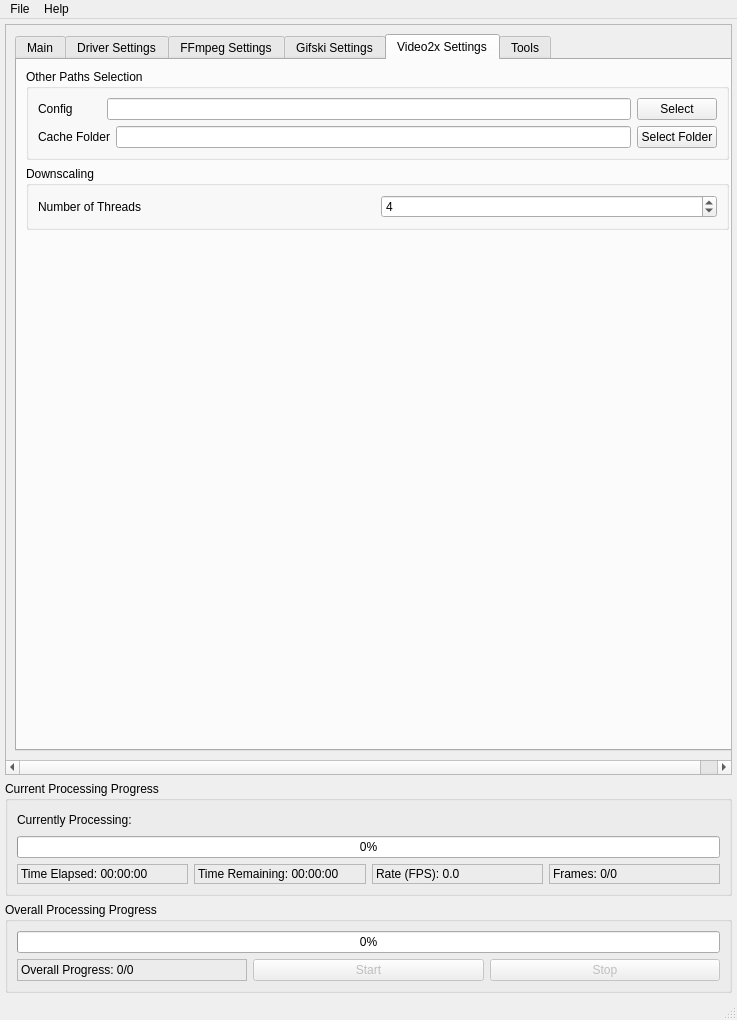
First picture: the form in src/video2x_gui.ui, repository k4yt3x/video2x, before the edit.
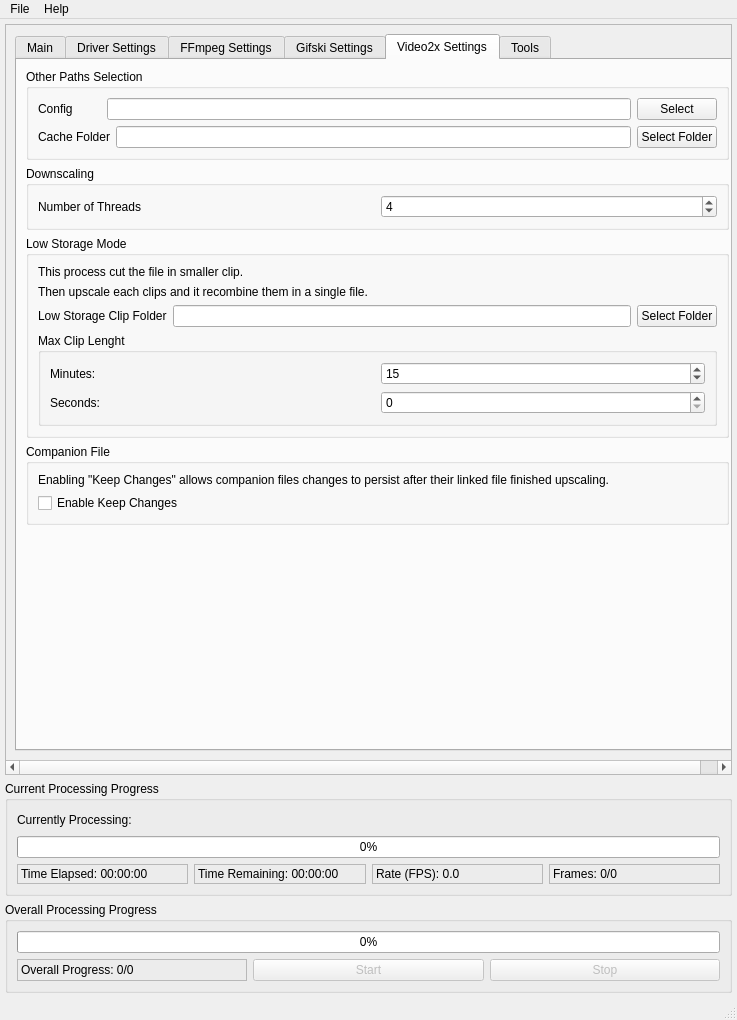
Second picture: the form after the edit. The open tabs and pages were chosen to show the change.

Patch:
```diff
--- a/src/video2x_gui.ui
+++ b/src/video2x_gui.ui
@@ -2700,6 +2700,142 @@
              </layout>
             </widget>
             </item>
+            <item>
+             <widget class="QGroupBox" name="video2xLowStorageGroupBox">
+              <property name="title">
+               <string>Low Storage Mode</string>
+              </property>
+              <layout class="QVBoxLayout" name="video2xLowStorageVericalLayout">
+               <item>
+                <widget class="QLabel" name="video2xLowStorageLabel">
+                 <property name="text">
+                  <string>This process cut the file in smaller clip.</string>
+                 </property>
+                </widget>
+               </item>
+               <item>
+                <widget class="QLabel" name="video2xLowStorageSubLabel">
+                 <property name="text">
+                  <string>Then upscale each clips and it recombine them in a single file.</string>
+                 </property>
+                </widget>
+               </item>
+               <item>
+                <layout class="QHBoxLayout" name="video2xLSFolderLayout">
+                 <item>
+                  <widget class="QLabel" name="video2xLSFolderLabel">
+                   <property name="minimumSize">
+                    <size>
+                     <width>63</width>
+                     <height>0</height>
+                    </size>
+                   </property>
+                   <property name="text">
+                    <string>Low Storage Clip Folder</string>
+                   </property>
+                  </widget>
+                 </item>
+                 <item>
+                  <widget class="QLineEdit" name="video2xLSFolderLineEdit"/>
+                 </item>
+                 <item>
+                  <widget class="QPushButton" name="video2xLSFolderSelectFolderButton">
+                   <property name="text">
+                    <string>Select Folder</string>
+                   </property>
+                  </widget>
+                 </item>
+                </layout>
+               </item>
+               <item>
+                <widget class="QGroupBox" name="video2xLSSettingsGroupBox">
+                 <property name="title">
+                  <string>Max Clip Lenght</string>
+                 </property>
+                 <layout class="QVBoxLayout" name="video2xLSSettingsVericalLayout">
+                  <item>
+                   <layout class="QHBoxLayout" name="video2xLSMinutesHorizontaLayout">
+                    <item>
+                     <widget class="QLabel" name="video2xLSMinutesLabel">
+                      <property name="text">
+                       <string>Minutes:</string>
+                      </property>
+                     </widget>
+                    </item>
+                    <item>
+                     <widget class="QSpinBox" name="video2xLSMinutesSpinBox">
+                      <property name="minimum">
+                       <number>0</number>
+                      </property>
+                      <property name="maximum">
+                       <number>59</number>
+                      </property>
+                      <property name="value">
+                       <number>15</number>
+                      </property>
+                     </widget>
+                    </item>
+                   </layout>
+                  </item>
+                  <item>
+                   <layout class="QHBoxLayout" name="video2xLSSecondsHorizontaLayout">
+                    <item>
+                     <widget class="QLabel" name="video2xLSSecondsLabel">
+                      <property name="text">
+                       <string>Seconds:</string>
+                      </property>
+                     </widget>
+                    </item>
+                    <item>
+                     <widget class="QSpinBox" name="video2xLSSecondsSpinBox">
+                      <property name="minimum">
+                       <number>0</number>
+                      </property>
+                      <property name="maximum">
+                       <number>59</number>
+                      </property>
+                      <property name="value">
+                       <number>0</number>
+                      </property>
+                     </widget>
+                    </item>
+                   </layout>
+                  </item>
+                 </layout>
+                </widget>
+               </item>
+              </layout>
+             </widget>
+            </item>
+            <item>
+             <widget class="QGroupBox" name="video2xCompanionGroupBox">
+              <property name="title">
+               <string>Companion File</string>
+              </property>
+              <layout class="QVBoxLayout" name="verticalLayout_9">
+               <item>
+                <widget class="QLabel" name="video2xCompanionKeepChangesLabel">
+                 <property name="text">
+                  <string>Enabling "Keep Changes" allows companion files changes to persist after their linked file finished upscaling.</string>
+                 </property>
+                </widget>
+               </item>
+               <item>
+                <widget class="QCheckBox" name="video2xCompanionKeepChangesCheckBox">
+                 <property name="toolTip">
+                  <string>Check this to enable "Keep Changes".</string>
+                 </property>
+                 <property name="text">
+                  <string>Enable Keep Changes</string>
+                 </property>
+                 <property name="tristate">
+                  <bool>false</bool>
+                 </property>
+                </widget>
+               </item>
+              </layout>
+             </widget>
+            </item>
             <item>
              <spacer name="video2xVerticalSpacer">
               <property name="orientation">
@@ -2708,7 +2844,7 @@
               <property name="sizeHint" stdset="0">
                <size>
                 <width>20</width>
-                <height>40</height>
+                <height>10</height>
                </size>
               </property>
              </spacer>
```
Left out of the diff: 6 changed lines with no effect on the pictures. Lines whose indentation alone changed are shown as unchanged.
